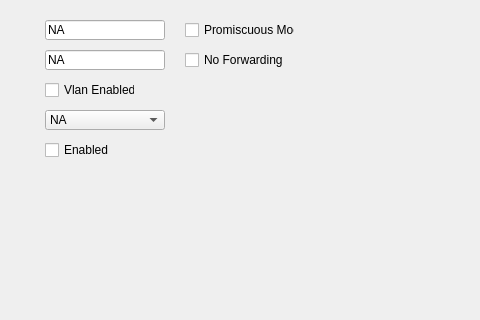
Before: the Qt Designer form UCM/Library/UniversalConfigurationManager/RedHsrPrpTab/Ucm_RedHsrPrpTab.ui in NetTimeLogic/UniversalConfigurationManager, drawn with Qt 5; both pictures show x 255 to 735 and y 0 to 320 of the 1374 by 774 pixel window.
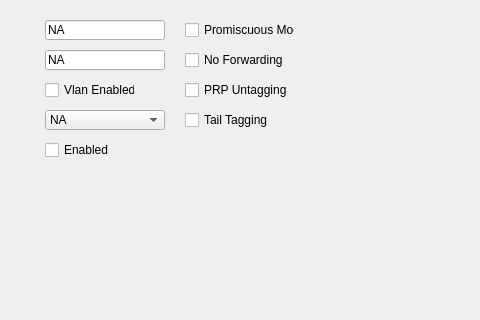
After: the same form once the commit is applied.

What changed in the file:
```diff
--- a/UCM/Library/UniversalConfigurationManager/RedHsrPrpTab/Ucm_RedHsrPrpTab.ui
+++ b/UCM/Library/UniversalConfigurationManager/RedHsrPrpTab/Ucm_RedHsrPrpTab.ui
@@ -678,6 +678,35 @@
     <string>No Forwarding</string>
    </property>
   </widget>
+  <widget class="QCheckBox" name="RedHsrPrpPrpUntaggingCheckBox">
+   <property name="geometry">
+    <rect>
+     <x>440</x>
+     <y>80</y>
+     <width>110</width>
+     <height>20</height>
+    </rect>
+   </property>
+   <property name="text">
+    <string>PRP Untagging</string>
+   </property>
+   <property name="checked">
+    <bool>false</bool>
+   </property>
+  </widget>
+  <widget class="QCheckBox" name="RedHsrPrpTailTaggingCheckBox">
+   <property name="geometry">
+    <rect>
+     <x>440</x>
+     <y>110</y>
+     <width>110</width>
+     <height>20</height>
+    </rect>
+   </property>
+   <property name="text">
+    <string>Tail Tagging</string>
+   </property>
+  </widget>
  </widget>
  <resources/>
  <connections/>
```
